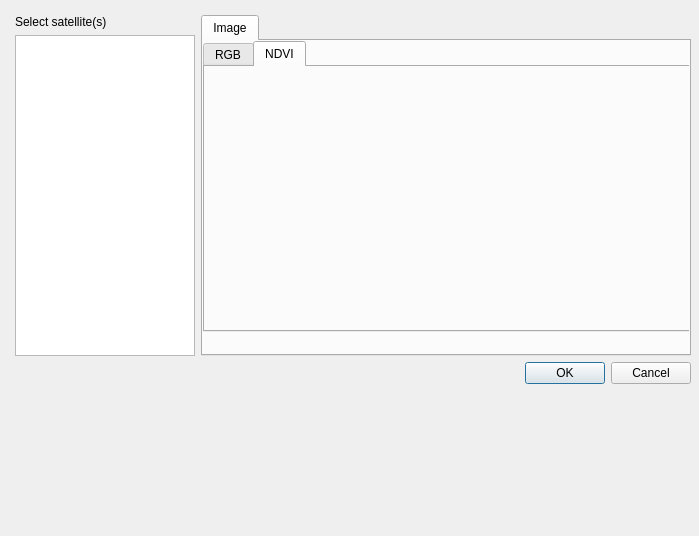
Before: the Qt Designer form satellite/property/satpropdialog.ui in poes-weather/poes-usrp, drawn with Qt 5.
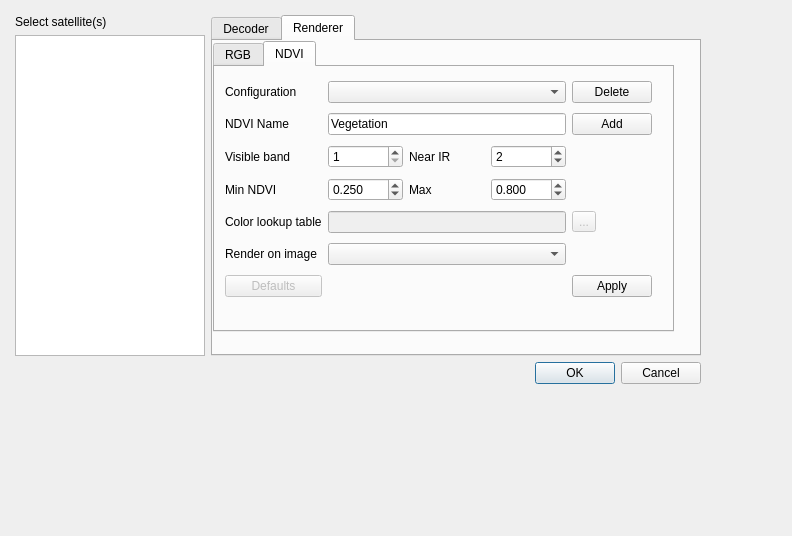
After: the same form once the commit is applied. The open tabs and pages were chosen to show the change.

Commit message: updated RGB and added NDVI support

Patch:
```diff
--- a/satellite/property/satpropdialog.ui
+++ b/satellite/property/satpropdialog.ui
@@ -6,20 +6,20 @@
    <rect>
     <x>0</x>
     <y>0</y>
-    <width>699</width>
+    <width>792</width>
     <height>536</height>
    </rect>
   </property>
   <property name="windowTitle">
    <string>Satellite Properties</string>
   </property>
-  <widget class="QWidget" name="">
+  <widget class="QWidget" name="layoutWidget">
    <property name="geometry">
     <rect>
      <x>10</x>
      <y>10</y>
-     <width>686</width>
-     <height>380</height>
+     <width>731</width>
+     <height>451</height>
     </rect>
    </property>
    <layout class="QGridLayout" name="maingridLayout">
@@ -59,16 +59,67 @@
       <property name="currentIndex">
        <number>0</number>
       </property>
+      <widget class="QWidget" name="tab_2">
+       <attribute name="title">
+        <string>Decoder</string>
+       </attribute>
+       <widget class="QWidget" name="layoutWidget">
+        <property name="geometry">
+         <rect>
+          <x>21</x>
+          <y>21</y>
+          <width>272</width>
+          <height>85</height>
+         </rect>
+        </property>
+        <layout class="QGridLayout" name="gridLayout_3">
+         <item row="0" column="0">
+          <widget class="QCheckBox" name="derandCb">
+           <property name="text">
+            <string>Derandomize</string>
+           </property>
+          </widget>
+         </item>
+         <item row="1" column="0">
+          <widget class="QCheckBox" name="rsdecodeCb">
+           <property name="text">
+            <string>Reed-Solomon decode</string>
+           </property>
+          </widget>
+         </item>
+         <item row="2" column="0">
+          <spacer name="horizontalSpacer_2">
+           <property name="orientation">
+            <enum>Qt::Horizontal</enum>
+           </property>
+           <property name="sizeHint" stdset="0">
+            <size>
+             <width>178</width>
+             <height>20</height>
+            </size>
+           </property>
+          </spacer>
+         </item>
+         <item row="2" column="1">
+          <widget class="QPushButton" name="applyDecoderBtn">
+           <property name="text">
+            <string>Apply</string>
+           </property>
+          </widget>
+         </item>
+        </layout>
+       </widget>
+      </widget>
       <widget class="QWidget" name="tab">
        <attribute name="title">
-        <string>Image</string>
+        <string>Renderer</string>
        </attribute>
        <widget class="QTabWidget" name="tabWidget_2">
         <property name="geometry">
          <rect>
           <x>0</x>
           <y>0</y>
-          <width>511</width>
+          <width>461</width>
           <height>291</height>
          </rect>
         </property>
@@ -216,6 +267,196 @@
          <attribute name="title">
           <string>NDVI</string>
          </attribute>
+         <widget class="QWidget" name="layoutWidget">
+          <property name="geometry">
+           <rect>
+            <x>10</x>
+            <y>10</y>
+            <width>427</width>
+            <height>227</height>
+           </rect>
+          </property>
+          <layout class="QGridLayout" name="gridLayout_2">
+           <item row="0" column="0">
+            <widget class="QLabel" name="label_12">
+             <property name="text">
+              <string>Configuration</string>
+             </property>
+            </widget>
+           </item>
+           <item row="0" column="1" colspan="6">
+            <widget class="QComboBox" name="ndviCb"/>
+           </item>
+           <item row="1" column="0">
+            <widget class="QLabel" name="label_7">
+             <property name="text">
+              <string>NDVI Name</string>
+             </property>
+            </widget>
+           </item>
+           <item row="1" column="1" colspan="6">
+            <widget class="QLineEdit" name="ndvinameEd">
+             <property name="text">
+              <string>Vegetation</string>
+             </property>
+            </widget>
+           </item>
+           <item row="1" column="7">
+            <widget class="QPushButton" name="addndvBtn">
+             <property name="text">
+              <string>Add</string>
+             </property>
+            </widget>
+           </item>
+           <item row="2" column="0">
+            <widget class="QLabel" name="label_13">
+             <property name="text">
+              <string>Visible band</string>
+             </property>
+            </widget>
+           </item>
+           <item row="2" column="1" colspan="2">
+            <widget class="QSpinBox" name="ndvivisch">
+             <property name="minimum">
+              <number>1</number>
+             </property>
+             <property name="maximum">
+              <number>10000</number>
+             </property>
+            </widget>
+           </item>
+           <item row="2" column="3" colspan="2">
+            <widget class="QLabel" name="label_14">
+             <property name="text">
+              <string>Near IR</string>
+             </property>
+            </widget>
+           </item>
+           <item row="2" column="5" colspan="2">
+            <widget class="QSpinBox" name="ndvinirch">
+             <property name="minimum">
+              <number>1</number>
+             </property>
+             <property name="maximum">
+              <number>10000</number>
+             </property>
+             <property name="value">
+              <number>2</number>
+             </property>
+            </widget>
+           </item>
+           <item row="3" column="0">
+            <widget class="QLabel" name="label_8">
+             <property name="text">
+              <string>Min NDVI</string>
+             </property>
+            </widget>
+           </item>
+           <item row="3" column="1" colspan="2">
+            <widget class="QDoubleSpinBox" name="minndvi">
+             <property name="decimals">
+              <number>3</number>
+             </property>
+             <property name="minimum">
+              <double>-1.000000000000000</double>
+             </property>
+             <property name="maximum">
+              <double>1.000000000000000</double>
+             </property>
+             <property name="singleStep">
+              <double>0.010000000000000</double>
+             </property>
+             <property name="value">
+              <double>0.250000000000000</double>
+             </property>
+            </widget>
+           </item>
+           <item row="3" column="3" colspan="2">
+            <widget class="QLabel" name="label_9">
+             <property name="text">
+              <string>Max</string>
+             </property>
+            </widget>
+           </item>
+           <item row="3" column="5" colspan="2">
+            <widget class="QDoubleSpinBox" name="maxndvi">
+             <property name="decimals">
+              <number>3</number>
+             </property>
+             <property name="minimum">
+              <double>-1.000000000000000</double>
+             </property>
+             <property name="maximum">
+              <double>1.000000000000000</double>
+             </property>
+             <property name="singleStep">
+              <double>0.010000000000000</double>
+             </property>
+             <property name="value">
+              <double>0.800000000000000</double>
+             </property>
+            </widget>
+           </item>
+           <item row="4" column="0">
+            <widget class="QLabel" name="label_10">
+             <property name="text">
+              <string>Color lookup table</string>
+             </property>
+            </widget>
+           </item>
+           <item row="4" column="1" colspan="6">
+            <widget class="QLineEdit" name="ndviluted">
+             <property name="enabled">
+              <bool>false</bool>
+             </property>
+            </widget>
+           </item>
+           <item row="4" column="7">
+            <widget class="QToolButton" name="imageBtn">
+             <property name="enabled">
+              <bool>false</bool>
+             </property>
+             <property name="text">
+              <string>...</string>
+             </property>
+            </widget>
+           </item>
+           <item row="5" column="0">
+            <widget class="QLabel" name="label_11">
+             <property name="text">
+              <string>Render on image</string>
+             </property>
+            </widget>
+           </item>
+           <item row="5" column="1" colspan="6">
+            <widget class="QComboBox" name="ndviimageCb"/>
+           </item>
+           <item row="6" column="0">
+            <widget class="QPushButton" name="ndvidefaultsBtn">
+             <property name="enabled">
+              <bool>false</bool>
+             </property>
+             <property name="text">
+              <string>Defaults</string>
+             </property>
+            </widget>
+           </item>
+           <item row="6" column="7">
+            <widget class="QPushButton" name="applyndviBtn">
+             <property name="text">
+              <string>Apply</string>
+             </property>
+            </widget>
+           </item>
+           <item row="0" column="7">
+            <widget class="QPushButton" name="delndviBtn">
+             <property name="text">
+              <string>Delete</string>
+             </property>
+            </widget>
+           </item>
+          </layout>
+         </widget>
         </widget>
        </widget>
       </widget>
@@ -235,13 +476,13 @@
      <widget class="QListWidget" name="satlistWidget">
       <property name="minimumSize">
        <size>
-        <width>180</width>
+        <width>190</width>
         <height>0</height>
        </size>
       </property>
       <property name="maximumSize">
        <size>
-        <width>180</width>
+        <width>190</width>
         <height>16777215</height>
        </size>
       </property>
```
Left out of the diff: 103 changed lines with no effect on the pictures. The commit also changes 18 other files.
